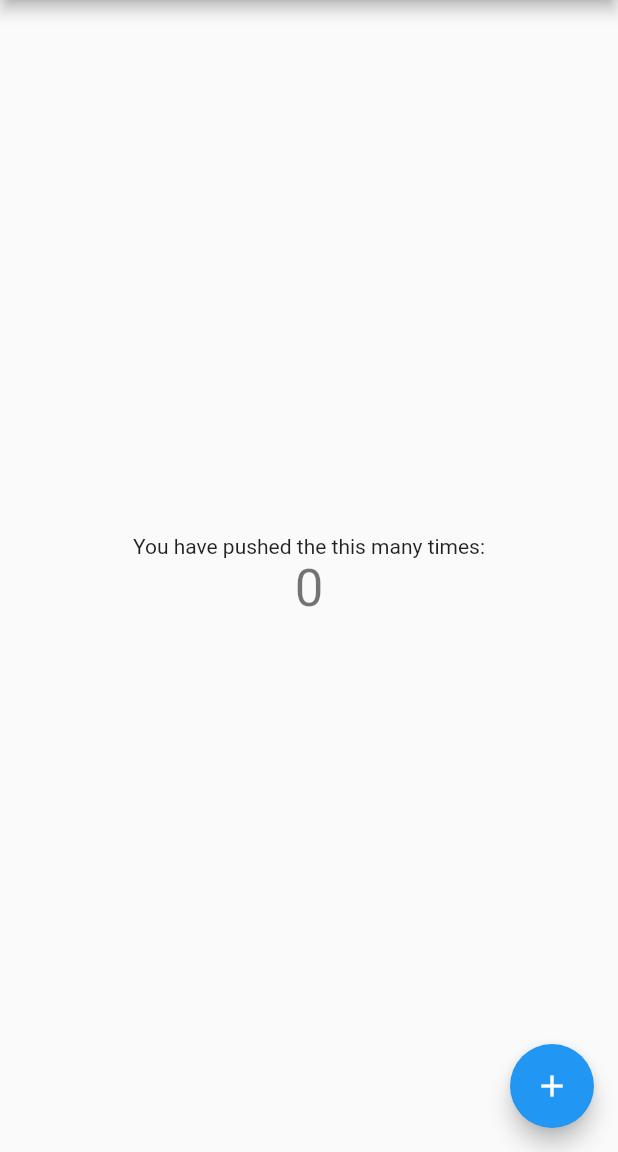
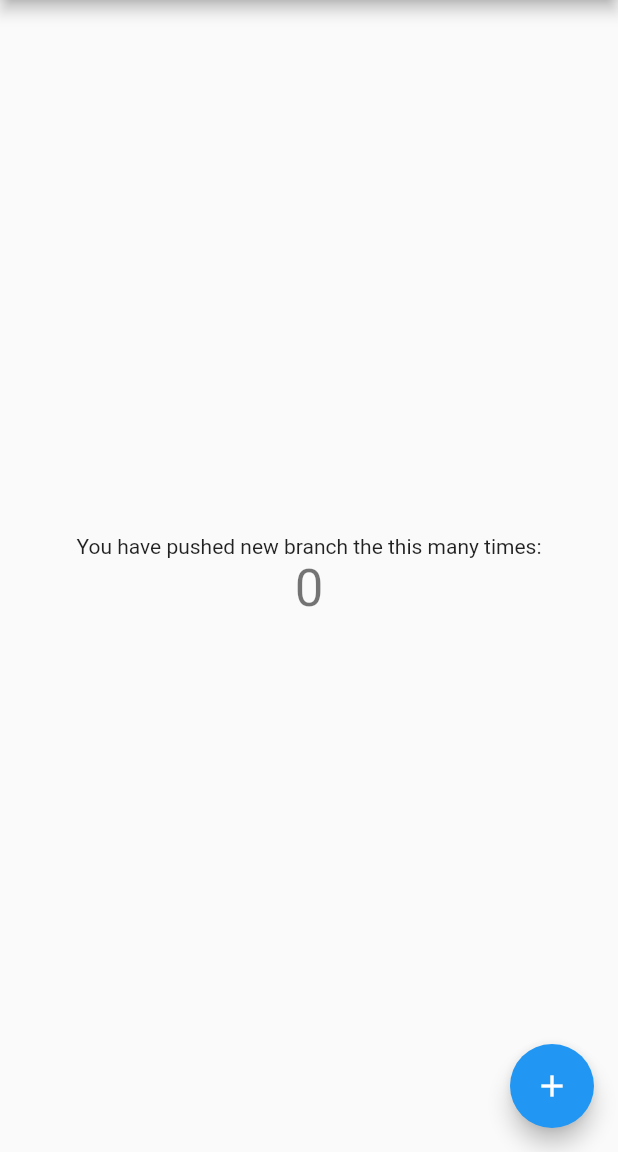
Before and after one commit to bapurao/samplerepo, a Flutter app: the screen it shows after launch, on a phone screen of 412 x 824 dp, the part 84-1236 px from its top. Run offline on Flutter 3.47's test engine with Material 2 defaults, Android fonts, the phone set to English and light mode, and no system bars.

Commit message:
create new branch

```diff
--- a/lib/main.dart
+++ b/lib/main.dart
@@ -96,7 +96,7 @@ class _MyHomePageState extends State<MyHomePage> {
           mainAxisAlignment: MainAxisAlignment.center,
           children: <Widget>[
             const Text(
-              'You have pushed the this many times:',
+              'You have pushed new branch the this many times:',
             ),
             Text(
               '$_counter',
```
